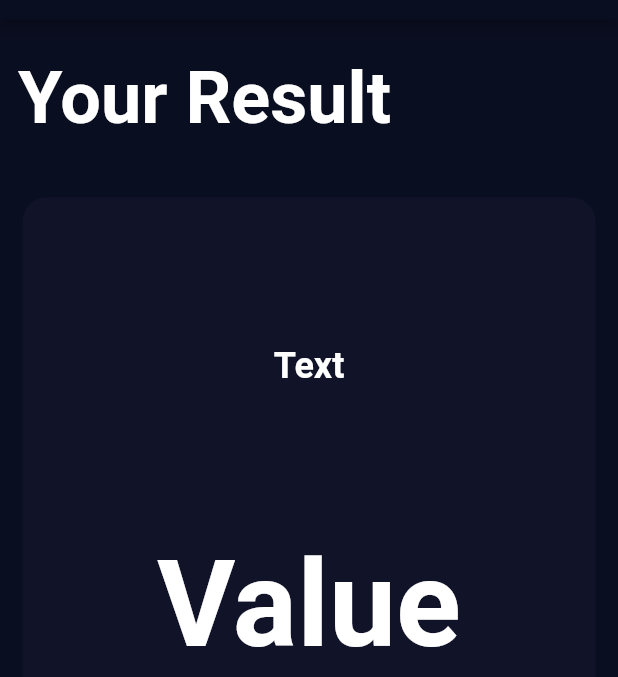
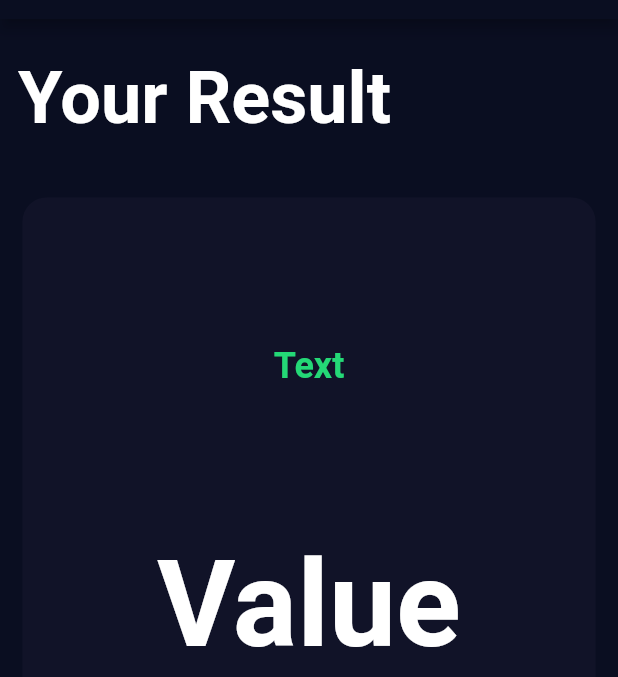
Before and after one commit to robence/flutter_bmi_calculator, a Flutter app: the screen it shows after launch, after a tap on the "remove" icon, after a tap on the "add" icon, after a tap on "CALCULATE", on a phone screen of 412 x 824 dp, the part 65-742 px from its top. Run offline on Flutter 3.47's test engine with Material 2 defaults, Android fonts, the phone set to English and light mode, and no system bars; our stand-ins replace font_awesome_flutter.

Commit message:
extract bottom button widget

```diff
--- a/lib/constants/custom_colors.dart
+++ b/lib/constants/custom_colors.dart
@@ -7,4 +7,5 @@ mixin CustomColors {
   static const card = Color(0xFF111328);
   static const font = Color(0xFF8D8E98);
   static const greyButtonBackground = Color(0xFF4C4F5E);
+  static const resultGreen = Color(0xFF24D876);
 }
--- a/lib/pages/input_page.dart
+++ b/lib/pages/input_page.dart
@@ -2,6 +2,7 @@ import 'package:flutter/material.dart';
 import 'package:flutter_bmi_calculator/constants/custom_colors.dart';
 import 'package:flutter_bmi_calculator/constants/font_styles.dart';
 import 'package:flutter_bmi_calculator/model/gender.dart';
+import 'package:flutter_bmi_calculator/ui/bottom_button.dart';
 import 'package:flutter_bmi_calculator/ui/icon_content.dart';
 import 'package:flutter_bmi_calculator/ui/reusable_card.dart';
 
@@ -173,23 +174,10 @@ class _InputPageState extends State<InputPage> {
               ],
             ),
           ),
-          GestureDetector(
+          BottomButton(
             onTap: () => Navigator.pushNamed(context, '/result'),
-            child: Container(
-              padding: const EdgeInsets.only(bottom: 12.0),
-              child: Center(
-                child: Text(
-                  'Calculate'.toUpperCase(),
-                  textAlign: TextAlign.center,
-                  style: FontStyles.button,
-                ),
-              ),
-              margin: const EdgeInsets.only(top: 10.0),
-              width: double.infinity,
-              color: CustomColors.button,
-              height: 80.0,
-            ),
-          )
+            title: 'Calculate',
+          ),
         ],
       ),
     );
--- a/lib/pages/result_page.dart
+++ b/lib/pages/result_page.dart
@@ -1,6 +1,6 @@
 import 'package:flutter/material.dart';
 import 'package:flutter_bmi_calculator/constants/custom_colors.dart';
-import 'package:flutter_bmi_calculator/constants/font_styles.dart';
+import 'package:flutter_bmi_calculator/ui/bottom_button.dart';
 import 'package:flutter_bmi_calculator/ui/reusable_card.dart';
 
 class ResultPage extends StatelessWidget {
@@ -30,8 +30,10 @@ class ResultPage extends StatelessWidget {
                 children: const [
                   Text(
                     "Text",
-                    style:
-                        TextStyle(fontSize: 24.0, fontWeight: FontWeight.bold),
+                    style: TextStyle(
+                        fontSize: 24.0,
+                        fontWeight: FontWeight.bold,
+                        color: CustomColors.resultGreen),
                   ),
                   Text(
                     "Value",
@@ -41,28 +43,16 @@ class ResultPage extends StatelessWidget {
                   Text(
                     "Desc",
                     style: TextStyle(fontSize: 24.0),
+                    textAlign: TextAlign.center,
                   ),
                 ],
               ),
             ),
           ),
-          GestureDetector(
+          BottomButton(
             onTap: () => Navigator.pushReplacementNamed(context, '/result'),
-            child: Container(
-              padding: const EdgeInsets.only(bottom: 12.0),
-              child: Center(
-                child: Text(
-                  'Re-Calculate'.toUpperCase(),
-                  textAlign: TextAlign.center,
-                  style: FontStyles.button,
-                ),
-              ),
-              margin: const EdgeInsets.only(top: 10.0),
-              width: double.infinity,
-              color: CustomColors.button,
-              height: 80.0,
-            ),
-          )
+            title: 'Re-Calculate',
+          ),
         ],
       ),
     );
--- /dev/null
+++ b/lib/ui/bottom_button.dart
@@ -0,0 +1,32 @@
+import 'package:flutter/material.dart';
+import 'package:flutter_bmi_calculator/constants/custom_colors.dart';
+import 'package:flutter_bmi_calculator/constants/font_styles.dart';
+
+class BottomButton extends StatelessWidget {
+  final String title;
+  final void Function() onTap;
+
+  const BottomButton({Key? key, required this.onTap, required this.title})
+      : super(key: key);
+
+  @override
+  Widget build(BuildContext context) {
+    return GestureDetector(
+      onTap: onTap,
+      child: Container(
+        padding: const EdgeInsets.only(bottom: 12.0),
+        child: Center(
+          child: Text(
+            title.toUpperCase(),
+            textAlign: TextAlign.center,
+            style: FontStyles.button,
+          ),
+        ),
+        margin: const EdgeInsets.only(top: 10.0),
+        width: double.infinity,
+        color: CustomColors.button,
+        height: 80.0,
+      ),
+    );
+  }
+}
```
